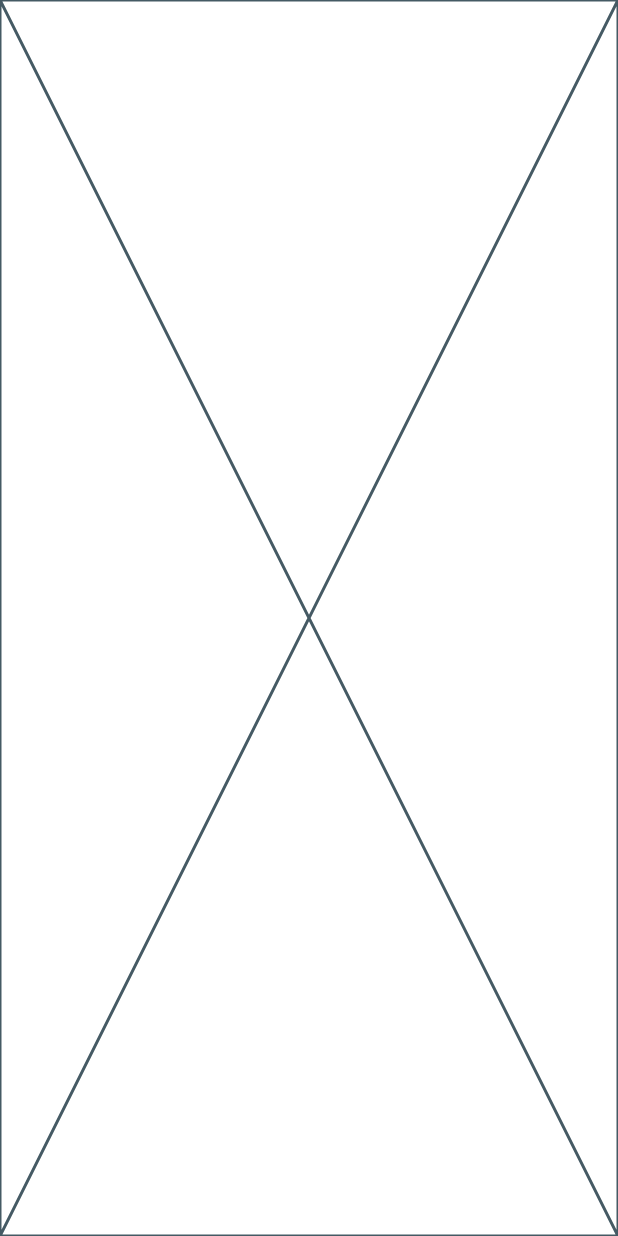
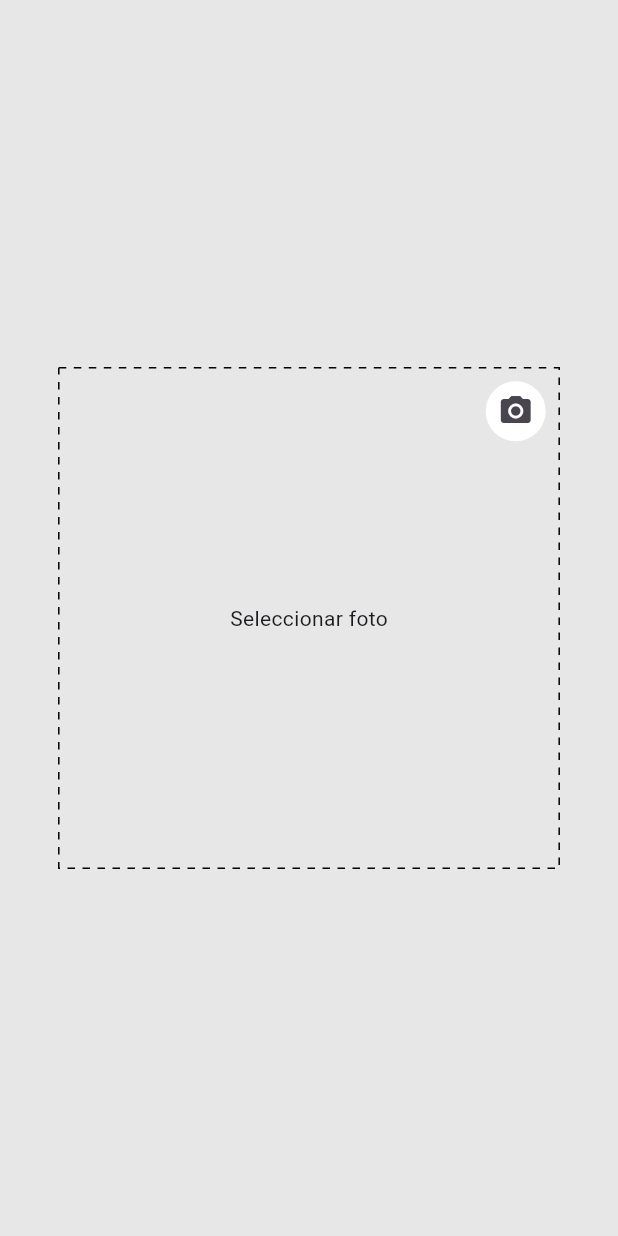
Before and after one commit to IsselCode/domina_yolo_en_flutter, a Flutter app: the screen it shows after launch, after a tap on "QR", on a phone screen of 412 x 824 dp. Run offline on Flutter 3.47's test engine with Material 3 defaults, Android fonts, the phone set to English and light mode, and no system bars; drawn by our look-alikes of dotted_border; our stand-ins replace cloud_firestore, custom_refresh_indicator, firebase_core, image_picker, shimmer; missing offline and left inert: ultralytics_yolo; accounts and stored records are empty; generated files the repository leaves out were written again.

Commit message:
crear image picker

```diff
--- a/lib/src/views/qr_detect_view.dart
+++ b/lib/src/views/qr_detect_view.dart
@@ -1,10 +1,32 @@
+import 'dart:typed_data';
+
+import 'package:domina_yolo_en_flutter/src/widgets/image_picker_widget.dart';
 import 'package:flutter/material.dart';
 
 class QrDetectView extends StatelessWidget {
-  const QrDetectView({super.key});
+
+  QrDetectView({super.key});
+
+  Uint8List? selectedImage;
 
   @override
   Widget build(BuildContext context) {
-    return const Placeholder();
+    return Scaffold(
+      body: Center(
+        child: Column(
+          mainAxisAlignment: MainAxisAlignment.center,
+          children: [
+
+            //* Image Picker
+            ImagePickerWidget(
+              onChanged: (value) {
+                selectedImage = value;
+              },
+            )
+
+          ],
+        ),
+      ),
+    );
   }
 }
--- /dev/null
+++ b/lib/src/widgets/image_picker_widget.dart
@@ -0,0 +1,93 @@
+import 'dart:io';
+import 'dart:typed_data';
+
+import 'package:dotted_border/dotted_border.dart';
+import 'package:flutter/material.dart';
+import 'package:image_picker/image_picker.dart';
+
+class ImagePickerWidget extends StatefulWidget {
+
+  final ValueChanged<Uint8List?> onChanged;
+
+  const ImagePickerWidget({
+    super.key,
+    required this.onChanged,
+  });
+
+  @override
+  State<ImagePickerWidget> createState() => _ImagePickerWidgetState();
+}
+
+class _ImagePickerWidgetState extends State<ImagePickerWidget> {
+
+  Uint8List? selectedImage;
+
+  Future<void> pickImage(ImageSource source) async {
+
+    final picker = ImagePicker();
+    final image = await picker.pickImage(source: source);
+
+    if (image == null) {
+      return;
+    }
+
+    File file = File(image.path);
+
+    Uint8List imageBytes = await file.readAsBytes();
+    selectedImage = imageBytes;
+
+    widget.onChanged(selectedImage);
+
+    setState(() {});
+  }
+
+  void clearImage() {
+    selectedImage = null;
+    widget.onChanged(selectedImage);
+    setState(() {});
+  }
+
+  @override
+  Widget build(BuildContext context) {
+    double width = MediaQuery.of(context).size.width;
+
+    return Stack(
+      children: [
+        InkWell(
+          onTap: () => pickImage(ImageSource.gallery),
+          child: selectedImage == null ? DottedBorder(
+            dashPattern: [5,5],
+            color: Colors.black,
+            child: SizedBox(
+              width: width * 0.8,
+              height: width * 0.8,
+              child: Center(child: Text("Seleccionar foto")),
+            ),
+          ) : Image.memory(selectedImage!, width: width * 0.8, height: width * 0.8,),
+        ),
+        // Abrir camara
+        Positioned(
+          top: 5,
+          right: selectedImage == null ? 5 : 53,
+          child: IconButton(
+              style: IconButton.styleFrom(backgroundColor: Colors.white),
+              onPressed: () async => await pickImage(ImageSource.camera),
+              icon: Icon(Icons.camera_alt)
+          ),
+        ),
+        // Limpiar imagen
+        if (selectedImage != null)
+          Positioned(
+            top: 5,
+            right: 5,
+            child: IconButton(
+                color: Colors.white,
+                style: IconButton.styleFrom(backgroundColor: Colors.red),
+                onPressed: clearImage,
+                icon: Icon(Icons.close)
+            ),
+          )
+      ],
+    );
+  }
+}
```
Also changed, not shown: lib/src/views/detection_minimums_view.dart (+6 -59 lines).
